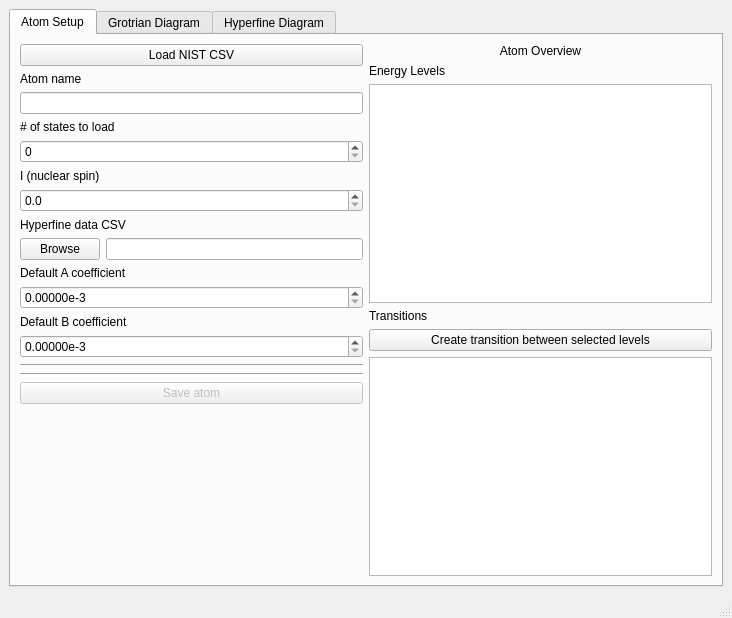
First picture: the form in ui/mainwindow.ui, repository thomasdellaert/Atom_Lines_Tool, before the edit.
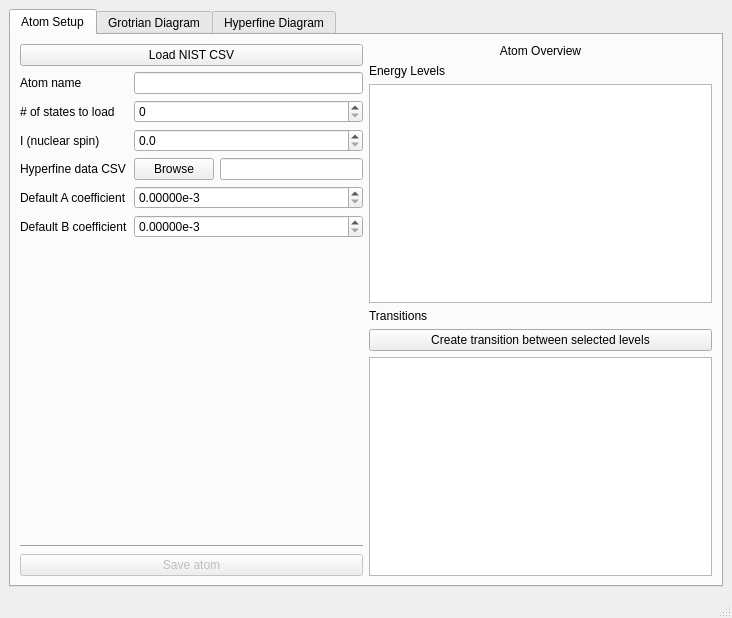
Second picture: the form after the edit. The open tabs and pages were chosen to show the change.

Commit message: started a draft for a pyQt5 UI

Patch:
```diff
--- a/ui/mainwindow.ui
+++ b/ui/mainwindow.ui
@@ -40,41 +40,43 @@
              </widget>
             </item>
             <item>
+             <layout class="QFormLayout" name="formLayout">
+              <item row="0" column="0">
              <widget class="QLabel" name="label_AtomName">
               <property name="text">
                <string>Atom name</string>
               </property>
              </widget>
             </item>
-            <item>
-             <widget class="QLineEdit" name="atomNameField">
-              <property name="clearButtonEnabled">
-               <bool>false</bool>
-              </property>
-             </widget>
-            </item>
-            <item>
+              <item row="1" column="0">
              <widget class="QLabel" name="label_NumStates">
               <property name="text">
                <string># of states to load</string>
               </property>
              </widget>
             </item>
-            <item>
-             <widget class="QSpinBox" name="spinBoxNumStates">
-              <property name="maximum">
-               <number>200</number>
-              </property>
-             </widget>
-            </item>
-            <item>
+              <item row="2" column="0">
              <widget class="QLabel" name="label_ISpin">
               <property name="text">
                <string>I (nuclear spin)</string>
               </property>
              </widget>
             </item>
-            <item>
+              <item row="0" column="1">
+               <widget class="QLineEdit" name="atomNameField">
+                <property name="clearButtonEnabled">
+                 <bool>false</bool>
+                </property>
+               </widget>
+              </item>
+              <item row="1" column="1">
+               <widget class="QSpinBox" name="spinBoxNumStates">
+                <property name="maximum">
+                 <number>200</number>
+                </property>
+               </widget>
+              </item>
+              <item row="2" column="1">
              <widget class="QDoubleSpinBox" name="doubleSpinBoxI">
               <property name="decimals">
                <number>1</number>
@@ -87,14 +89,14 @@
               </property>
              </widget>
             </item>
-            <item>
+              <item row="3" column="0">
              <widget class="QLabel" name="label_hfCSV">
               <property name="text">
                <string>Hyperfine data CSV</string>
               </property>
              </widget>
             </item>
-            <item>
+              <item row="3" column="1">
              <layout class="QHBoxLayout" name="horizontalLayout_3">
               <item>
                <widget class="QPushButton" name="browseCSVButton">
@@ -108,31 +110,31 @@
               </item>
              </layout>
             </item>
-            <item>
+              <item row="4" column="0">
              <widget class="QLabel" name="label_DefaultA">
               <property name="text">
                <string>Default A coefficient</string>
               </property>
              </widget>
             </item>
-            <item>
-             <widget class="QDoubleSpinBox" name="spinBoxDefaultA">
-              <property name="suffix">
-               <string>e-3</string>
-              </property>
-              <property name="decimals">
-               <number>5</number>
-              </property>
-             </widget>
-            </item>
-            <item>
+              <item row="5" column="0">
              <widget class="QLabel" name="label_DefaultB">
               <property name="text">
                <string>Default B coefficient</string>
               </property>
              </widget>
             </item>
-            <item>
+              <item row="4" column="1">
+               <widget class="QDoubleSpinBox" name="spinBoxDefaultA">
+                <property name="suffix">
+                 <string>e-3</string>
+                </property>
+                <property name="decimals">
+                 <number>5</number>
+                </property>
+               </widget>
+              </item>
+              <item row="5" column="1">
              <widget class="QDoubleSpinBox" name="spinBoxDefaultB">
               <property name="suffix">
                <string>e-3</string>
@@ -142,12 +144,7 @@
               </property>
              </widget>
             </item>
-            <item>
-             <widget class="Line" name="line_2">
-              <property name="orientation">
-               <enum>Qt::Horizontal</enum>
-              </property>
-             </widget>
+             </layout>
             </item>
             <item>
              <widget class="Line" name="line">
@@ -166,19 +163,6 @@
               </property>
              </widget>
             </item>
-            <item>
-             <spacer name="verticalSpacer_2">
-              <property name="orientation">
-               <enum>Qt::Vertical</enum>
-              </property>
-              <property name="sizeHint" stdset="0">
-               <size>
-                <width>20</width>
-                <height>40</height>
-               </size>
-              </property>
-             </spacer>
-            </item>
            </layout>
           </item>
          </layout>
```
Left out of the diff: 2 changed lines with no effect on the pictures. Lines whose indentation alone changed are shown as unchanged.
